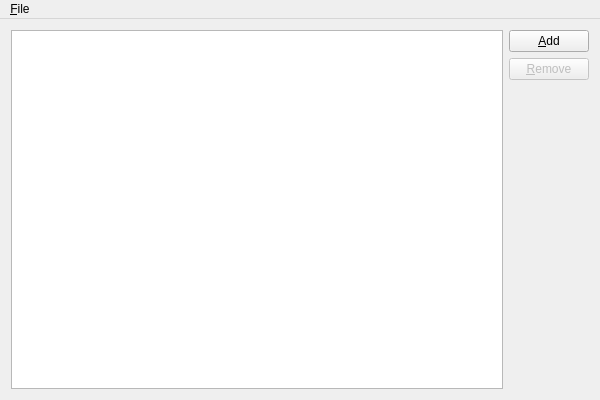
Qt form source/mainwindow.ui (martin-kudlicka/cpu-limiter) before a commit.
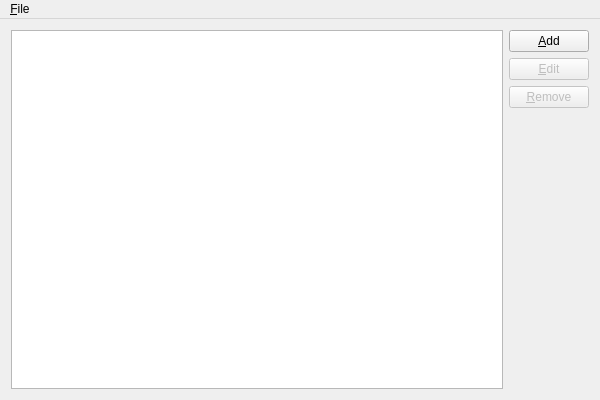
The same form after that commit.

What changed in the file:
```diff
--- a/source/mainwindow.ui
+++ b/source/mainwindow.ui
@@ -34,6 +34,16 @@
         </property>
        </widget>
       </item>
+      <item>
+       <widget class="QPushButton" name="ruleEdit">
+        <property name="enabled">
+         <bool>false</bool>
+        </property>
+        <property name="text">
+         <string>&amp;Edit</string>
+        </property>
+       </widget>
+      </item>
       <item>
        <widget class="QPushButton" name="ruleRemove">
         <property name="enabled">
```
